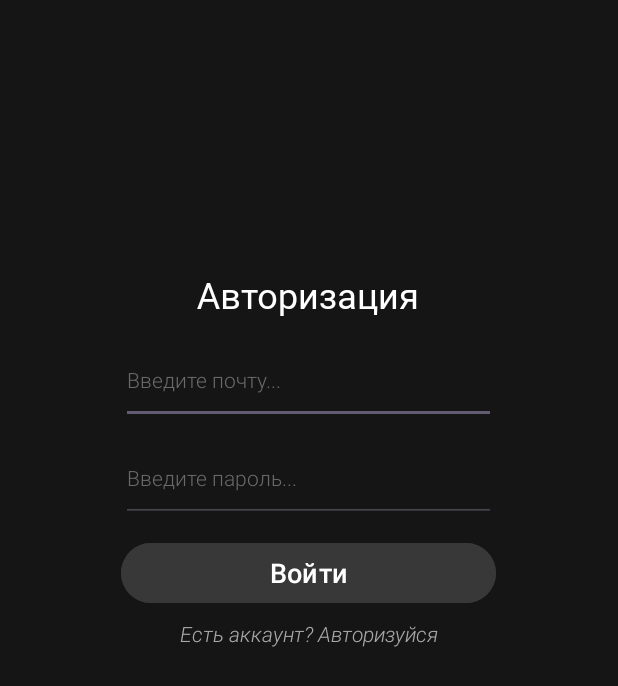
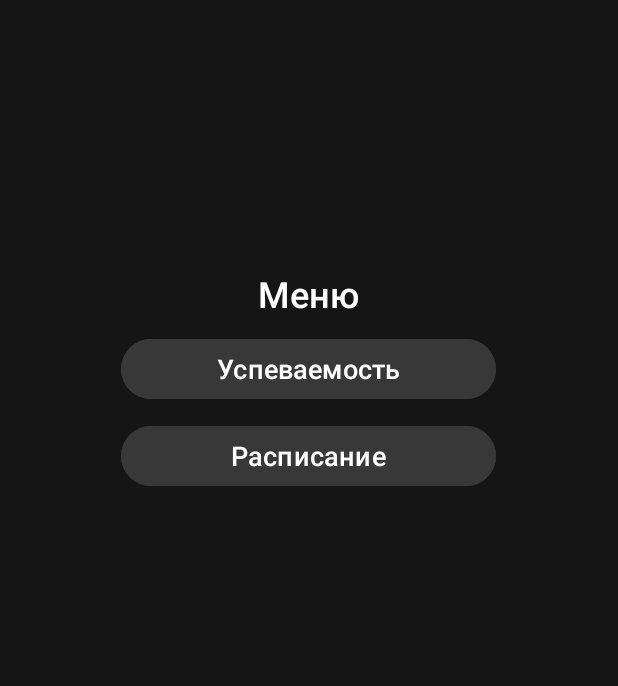
Before and after one commit to PovstanezZ/Attendance, an Android app: the layout activity_menu_window.xml on its own in the app's theme, with its tools: preview values and no code run, on a phone screen of 412 x 824 dp. Shown: the top 686 px of the screen. Run offline under Robolectric (Android 15) with nearby library versions, the phone set to English and light mode, and no system bars.

Commit message:
Сделал авторизацию и заготовку меню

```diff
--- a/app/build.gradle.kts
+++ b/app/build.gradle.kts
@@ -1,6 +1,7 @@
 plugins {
     alias(libs.plugins.android.application)
     alias(libs.plugins.kotlin.android)
+    alias(libs.plugins.google.gms.google.services)
 }
 
 android {
@@ -42,6 +43,8 @@ dependencies {
     implementation(libs.material)
     implementation(libs.androidx.activity)
     implementation(libs.androidx.constraintlayout)
+    implementation(libs.firebase.auth)
+    implementation(libs.firebase.firestore)
     testImplementation(libs.junit)
     androidTestImplementation(libs.androidx.junit)
     androidTestImplementation(libs.androidx.espresso.core)
--- a/app/src/main/AndroidManifest.xml
+++ b/app/src/main/AndroidManifest.xml
@@ -12,6 +12,9 @@
         android:supportsRtl="true"
         android:theme="@style/Theme.Attendance"
         tools:targetApi="31">
+        <activity
+            android:name=".MenuWindow"
+            android:exported="false" />
         <activity
             android:name=".RegistrationWindow"
             android:exported="false" />
--- a/app/src/main/java/com/example/attendance/StartWindow.kt
+++ b/app/src/main/java/com/example/attendance/StartWindow.kt
@@ -1,12 +1,16 @@
 package com.example.attendance
 
+import android.content.ContentValues.TAG
 import android.content.Intent
 import android.os.Bundle
+import android.util.Log
 import android.widget.TextView
 import androidx.activity.enableEdgeToEdge
 import androidx.appcompat.app.AppCompatActivity
 import androidx.core.view.ViewCompat
 import androidx.core.view.WindowInsetsCompat
+import com.google.firebase.Firebase
+import com.google.firebase.firestore.firestore
 
 class StartWindow : AppCompatActivity() {
     override fun onCreate(savedInstanceState: Bundle?) {
--- /dev/null
+++ b/app/src/main/res/font/mulish_semibold.xml
@@ -0,0 +1,7 @@
+<?xml version="1.0" encoding="utf-8"?>
+<font-family xmlns:app="http://schemas.android.com/apk/res-auto"
+        app:fontProviderAuthority="com.google.android.gms.fonts"
+        app:fontProviderPackage="com.google.android.gms"
+        app:fontProviderQuery="name=Mulish&amp;weight=600"
+        app:fontProviderCerts="@array/com_google_android_gms_fonts_certs">
+</font-family>
--- a/app/src/main/res/layout/activity_login_window.xml
+++ b/app/src/main/res/layout/activity_menu_window.xml
@@ -15,45 +15,21 @@
         android:layout_height="wrap_content"
         android:layout_gravity="center"
         android:layout_marginTop="180sp"
-        android:fontFamily="@font/raleway_semibold_italic"
-        android:text="Авторизация"
+        android:fontFamily="@font/mulish_semibold"
+        android:text="Меню"
         android:textColor="#ffffff"
         android:textSize="24sp" />
 
 
-    <EditText
-        android:id="@+id/auth_email_text"
-        android:layout_width="250dp"
-        android:layout_height="60dp"
-        android:layout_gravity="center"
-        android:layout_marginTop="10dp"
-        android:ems="10"
-        android:fontFamily="@font/raleway_light"
-        android:hint="Введите почту..."
-        android:textColorHint="#6a6a6a"
-        android:textSize="14sp" />
-
-    <EditText
-        android:id="@+id/auth_pass_text"
-        android:layout_width="250dp"
-        android:layout_height="60dp"
-        android:layout_gravity="center"
-        android:layout_marginTop="5dp"
-        android:ems="10"
-        android:fontFamily="@font/raleway_light"
-        android:hint="Введите пароль..."
-        android:textColorHint="#6a6a6a"
-        android:textSize="14sp" />
-
     <Button
-        android:id="@+id/button_auth"
+        android:id="@+id/button_usp"
         android:layout_width="250dp"
         android:layout_height="wrap_content"
         android:layout_gravity="center"
         android:layout_marginTop="10dp"
         android:backgroundTint="#383838"
         android:fontFamily="@font/mulish_medium"
-        android:text="Войти"
+        android:text="Успеваемость"
         android:textColor="#ffffff"
         android:textSize="18sp"
         app:cornerRadius="70dp"
@@ -63,16 +39,24 @@
         app:layout_constraintTop_toBottomOf="@+id/textView"
         app:layout_constraintVertical_bias="0.489" />
 
-    <TextView
-        android:id="@+id/login_reg_text"
-        android:layout_width="wrap_content"
+    <Button
+        android:id="@+id/button_rasp"
+        android:layout_width="250dp"
         android:layout_height="wrap_content"
         android:layout_gravity="center"
-        android:layout_marginTop="5sp"
-        android:fontFamily="@font/raleway_light"
-        android:text="Есть аккаунт? Авторизуйся"
-        android:textColor="#a9a9a9"
-        android:textSize="14sp"
-        android:textStyle="italic" />
+        android:layout_marginTop="10dp"
+        android:backgroundTint="#383838"
+        android:fontFamily="@font/mulish_medium"
+        android:text="Расписание"
+        android:textColor="#ffffff"
+        android:textSize="18sp"
+        app:cornerRadius="70dp"
+        app:layout_constraintBottom_toBottomOf="parent"
+        app:layout_constraintEnd_toEndOf="parent"
+        app:layout_constraintStart_toStartOf="parent"
+        app:layout_constraintTop_toBottomOf="@+id/textView"
+        app:layout_constraintVertical_bias="0.489" />
+
+
 
 </LinearLayout>
--- a/app/src/main/res/layout/activity_registration_window.xml
+++ b/app/src/main/res/layout/activity_registration_window.xml
@@ -15,7 +15,7 @@
         android:layout_height="wrap_content"
         android:layout_gravity="center"
         android:layout_marginTop="180sp"
-        android:fontFamily="@font/raleway_semibold_italic"
+        android:fontFamily="@font/mulish_semibold"
         android:text="Регистрация"
         android:textColor="#ffffff"
         android:textSize="24sp" />
--- a/app/src/main/res/layout/activity_start_window.xml
+++ b/app/src/main/res/layout/activity_start_window.xml
@@ -14,10 +14,10 @@
         android:id="@+id/welcomeText"
         android:layout_width="wrap_content"
         android:layout_height="wrap_content"
+        android:layout_gravity="center"
         android:layout_marginTop="250sp"
-        android:fontFamily="@font/raleway_semibold_italic"
+        android:fontFamily="@font/mulish_semibold"
         android:gravity="center"
-        android:layout_gravity="center"
         android:text="Добро пожаловать!"
         android:textColor="#FFFFFF"
         android:textSize="24sp"
--- a/app/src/main/res/values/preloaded_fonts.xml
+++ b/app/src/main/res/values/preloaded_fonts.xml
@@ -4,6 +4,7 @@
         <item>@font/</item>
         <item>@font/mulish_medium</item>
         <item>@font/mulish_medium_italic</item>
+        <item>@font/mulish_semibold</item>
         <item>@font/raleway_light</item>
         <item>@font/raleway_semibold_italic</item>
     </array>
--- a/build.gradle.kts
+++ b/build.gradle.kts
@@ -2,4 +2,5 @@
 plugins {
     alias(libs.plugins.android.application) apply false
     alias(libs.plugins.kotlin.android) apply false
+    alias(libs.plugins.google.gms.google.services) apply false
 }
--- a/gradle/libs.versions.toml
+++ b/gradle/libs.versions.toml
@@ -9,6 +9,9 @@ appcompat = "1.7.0"
 material = "1.12.0"
 activity = "1.10.0"
 constraintlayout = "2.2.0"
+googleGmsGoogleServices = "4.4.2"
+firebaseAuth = "23.1.0"
+firebaseFirestore = "25.1.1"
 
 [libraries]
 androidx-core-ktx = { group = "androidx.core", name = "core-ktx", version.ref = "coreKtx" }
@@ -19,7 +22,10 @@ androidx-appcompat = { group = "androidx.appcompat", name = "appcompat", version
 material = { group = "com.google.android.material", name = "material", version.ref = "material" }
 androidx-activity = { group = "androidx.activity", name = "activity", version.ref = "activity" }
 androidx-constraintlayout = { group = "androidx.constraintlayout", name = "constraintlayout", version.ref = "constraintlayout" }
+firebase-auth = { group = "com.google.firebase", name = "firebase-auth", version.ref = "firebaseAuth" }
+firebase-firestore = { group = "com.google.firebase", name = "firebase-firestore", version.ref = "firebaseFirestore" }
 
 [plugins]
 android-application = { id = "com.android.application", version.ref = "agp" }
 kotlin-android = { id = "org.jetbrains.kotlin.android", version.ref = "kotlin" }
+google-gms-google-services = { id = "com.google.gms.google-services", version.ref = "googleGmsGoogleServices" }
```
Also changed, not shown: app/src/main/java/com/example/attendance/LoginWindow.kt (+34 -0 lines), app/src/main/java/com/example/attendance/MenuWindow.kt (added, +20 -0 lines), app/src/main/java/com/example/attendance/RegistrationWindow.kt (+43 -0 lines), 1 other file.
